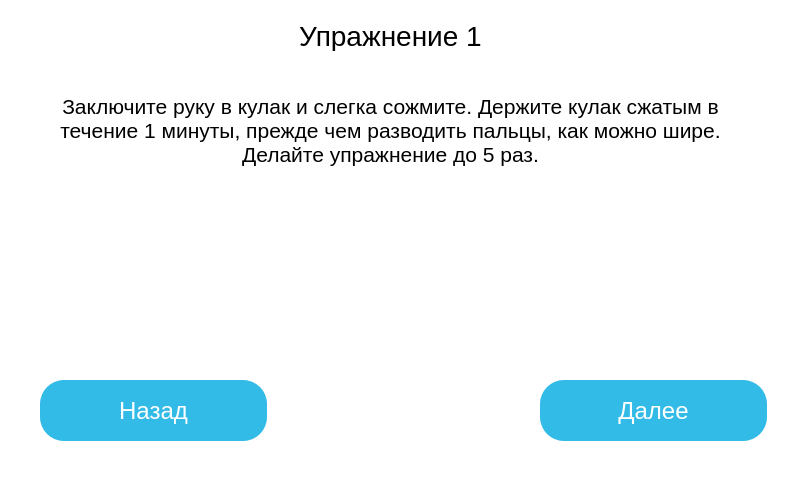
Qt form gui/window-4.ui (GerrFrog/Muscular-training-apparatus) before a commit.
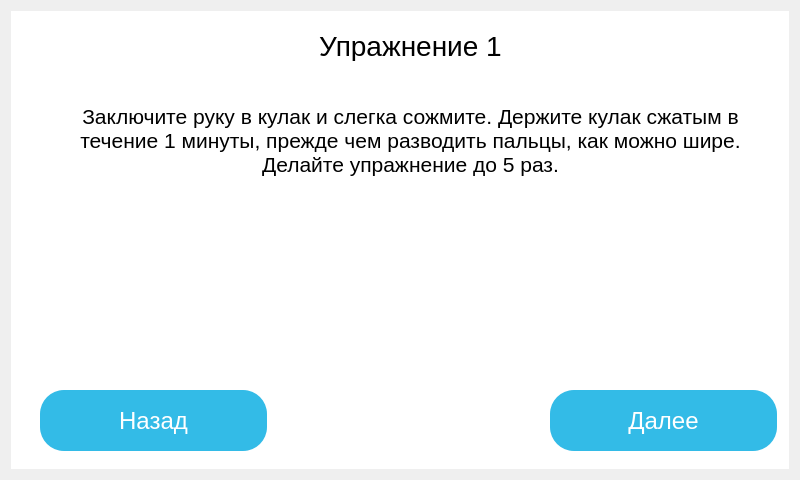
The same form after that commit. Icons and pictures are not drawn.

```diff
--- a/gui/window-4.ui
+++ b/gui/window-4.ui
@@ -1,7 +1,7 @@
 <?xml version="1.0" encoding="UTF-8"?>
 <ui version="4.0">
- <class>MainWindow</class>
- <widget class="QMainWindow" name="MainWindow">
+ <class>Page_4</class>
+ <widget class="QWidget" name="Page_4">
   <property name="geometry">
    <rect>
     <x>0</x>
@@ -13,98 +13,21 @@
   <property name="windowTitle">
    <string>MainWindow</string>
   </property>
-  <widget class="QWidget" name="centralwidget">
+  <layout class="QVBoxLayout" name="verticalLayout_2">
+   <item>
+    <widget class="QWidget" name="centralwidget" native="true">
    <property name="styleSheet">
     <string notr="true">background-color:white;</string>
    </property>
-   <widget class="QLabel" name="img_label">
-    <property name="geometry">
-     <rect>
-      <x>260</x>
-      <y>210</y>
-      <width>281</width>
-      <height>171</height>
-     </rect>
-    </property>
-    <property name="text">
-     <string/>
-    </property>
-    <property name="pixmap">
-     <pixmap resource="res/res.qrc">:/img/img/img_2.png</pixmap>
-    </property>
-    <property name="alignment">
-     <set>Qt::AlignCenter</set>
-    </property>
-   </widget>
-   <widget class="QPushButton" name="previous_pushButton">
-    <property name="geometry">
-     <rect>
-      <x>40</x>
-      <y>380</y>
-      <width>227</width>
-      <height>61</height>
-     </rect>
-    </property>
-    <property name="styleSheet">
-     <string notr="true">width: 227px;
-height: 61px;
-left: 287px;
-top: 257px;
-
-background: #33BBE7;
-box-shadow: 0px 4px 4px rgba(0, 0, 0, 0.25), 0px 4px 4px rgba(0, 0, 0, 0.25);
-border-radius: 24px;
-
-font-family: 'Hind';
-font-style: normal;
-font-weight: 400;
-font-size: 24px;
-line-height: 38px;
-text-align: center;
-
-color: #FFFFFF;</string>
-    </property>
-    <property name="text">
-     <string>Назад</string>
-    </property>
-   </widget>
-   <widget class="QPushButton" name="nextpushButton">
-    <property name="geometry">
-     <rect>
-      <x>540</x>
-      <y>380</y>
-      <width>227</width>
-      <height>61</height>
-     </rect>
-    </property>
-    <property name="styleSheet">
-     <string notr="true">width: 227px;
-height: 61px;
-left: 287px;
-top: 257px;
-
-background: #33BBE7;
-box-shadow: 0px 4px 4px rgba(0, 0, 0, 0.25), 0px 4px 4px rgba(0, 0, 0, 0.25);
-border-radius: 24px;
-
-font-family: 'Hind';
-font-style: normal;
-font-weight: 400;
-font-size: 24px;
-line-height: 38px;
-text-align: center;
-
-color: #FFFFFF;</string>
-    </property>
-    <property name="text">
-     <string>Далее</string>
-    </property>
-   </widget>
+     <layout class="QVBoxLayout" name="verticalLayout">
+      <item>
+       <widget class="QStackedWidget" name="stackedWidget">
+        <widget class="QWidget" name="page">
    <widget class="QLabel" name="sub_label">
     <property name="geometry">
      <rect>
       <x>50</x>
-      <y>70</y>
+            <y>60</y>
       <width>681</width>
       <height>121</height>
      </rect>
@@ -138,7 +61,7 @@
     <property name="geometry">
      <rect>
       <x>280</x>
-      <y>20</y>
+            <y>10</y>
       <width>221</width>
       <height>31</height>
      </rect>
@@ -168,7 +91,97 @@
      <bool>true</bool>
     </property>
    </widget>
-  </widget>
+         <widget class="QLabel" name="img_label">
+          <property name="geometry">
+           <rect>
+            <x>240</x>
+            <y>200</y>
+            <width>281</width>
+            <height>171</height>
+           </rect>
+          </property>
+          <property name="text">
+           <string/>
+          </property>
+          <property name="pixmap">
+           <pixmap resource="res/res.qrc">:/img/img/img_2.png</pixmap>
+          </property>
+          <property name="alignment">
+           <set>Qt::AlignCenter</set>
+          </property>
+         </widget>
+         <widget class="QPushButton" name="previous_pushButton">
+          <property name="geometry">
+           <rect>
+            <x>20</x>
+            <y>370</y>
+            <width>227</width>
+            <height>61</height>
+           </rect>
+          </property>
+          <property name="styleSheet">
+           <string notr="true">width: 227px;
+height: 61px;
+left: 287px;
+top: 257px;
+
+background: #33BBE7;
+box-shadow: 0px 4px 4px rgba(0, 0, 0, 0.25), 0px 4px 4px rgba(0, 0, 0, 0.25);
+border-radius: 24px;
+
+font-family: 'Hind';
+font-style: normal;
+font-weight: 400;
+font-size: 24px;
+line-height: 38px;
+text-align: center;
+
+color: #FFFFFF;</string>
+          </property>
+          <property name="text">
+           <string>Назад</string>
+          </property>
+         </widget>
+         <widget class="QPushButton" name="next_pushButton">
+          <property name="geometry">
+           <rect>
+            <x>530</x>
+            <y>370</y>
+            <width>227</width>
+            <height>61</height>
+           </rect>
+          </property>
+          <property name="styleSheet">
+           <string notr="true">width: 227px;
+height: 61px;
+left: 287px;
+top: 257px;
+
+background: #33BBE7;
+box-shadow: 0px 4px 4px rgba(0, 0, 0, 0.25), 0px 4px 4px rgba(0, 0, 0, 0.25);
+border-radius: 24px;
+
+font-family: 'Hind';
+font-style: normal;
+font-weight: 400;
+font-size: 24px;
+line-height: 38px;
+text-align: center;
+
+color: #FFFFFF;</string>
+          </property>
+          <property name="text">
+           <string>Далее</string>
+          </property>
+         </widget>
+        </widget>
+        <widget class="QWidget" name="page_2"/>
+       </widget>
+      </item>
+     </layout>
+    </widget>
+   </item>
+  </layout>
  </widget>
  <resources>
   <include location="res/res.qrc"/>
```
Lines whose indentation alone changed are shown as unchanged.
